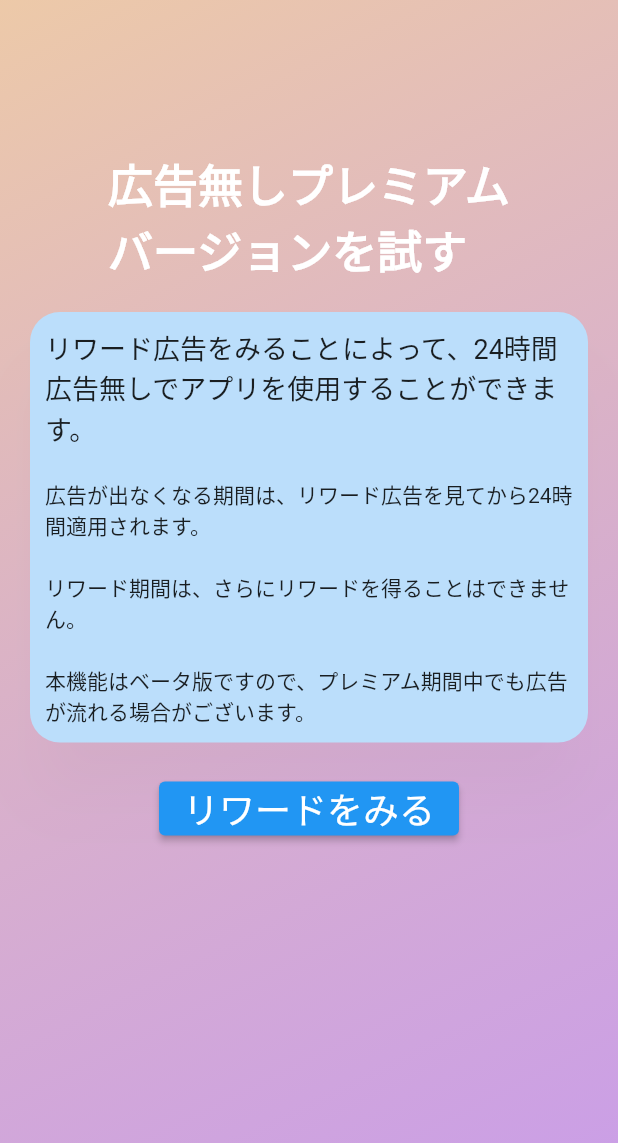
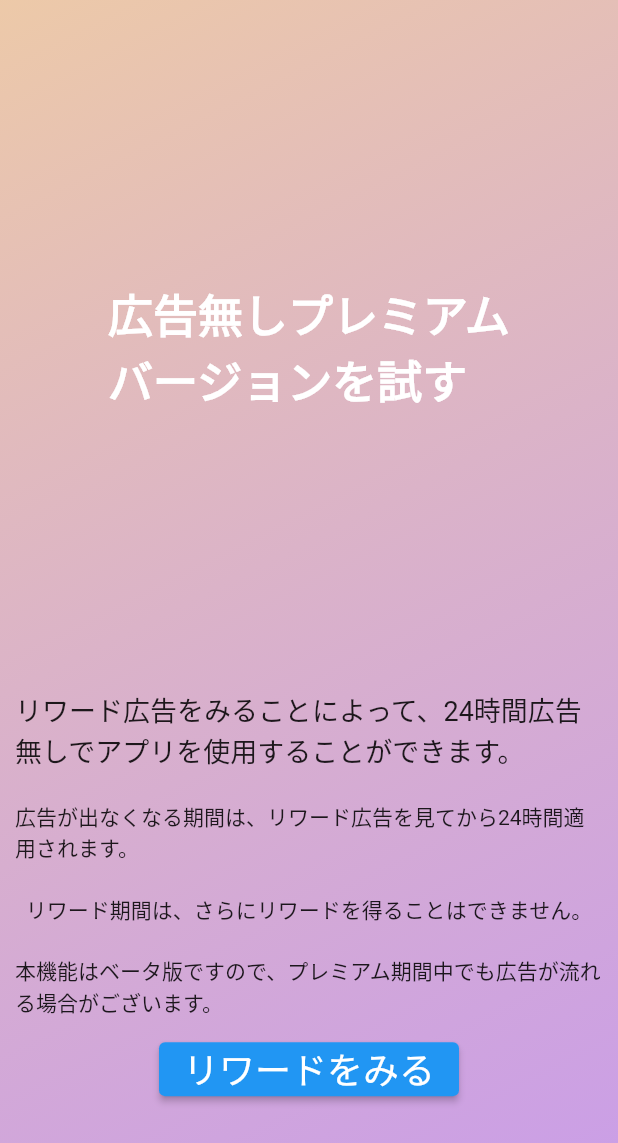
Before and after one commit to aokimakoto0322/Caldate_MobileApp, a Flutter app: the RewardView screen opened directly, on a phone screen of 412 x 824 dp. Shown: the top 1143 px of the screen. Run offline on Flutter 3.47's test engine with Material 2 defaults, Android fonts, the phone set to English and light mode, and no system bars; our stand-ins replace after_layout, fl_chart, google_fonts, google_mobile_ads, image_picker, intro_slider and 6 more; missing offline and left inert: dart:ffi, rate_my_app, sqfentity, sqfentity_gen; accounts and stored records are empty; statements that could not run were skipped.

Commit message:
デザイン変更

```diff
--- a/coldate2_0/lib/RewardView.dart
+++ b/coldate2_0/lib/RewardView.dart
@@ -43,6 +43,7 @@ class _RewardViewState extends State<RewardView> {
             )
           ),
           child: Column(
+            mainAxisAlignment: MainAxisAlignment.spaceAround,
             children: [
               Container(
                 margin: EdgeInsets.only(top: 100, left: 40, right: 40),
@@ -57,16 +58,7 @@ class _RewardViewState extends State<RewardView> {
               ),
               Column(
                 children: [
-                  Card(
-                    elevation: 20,
-                    shadowColor: Colors.black12,
-                    color: Colors.blue[100],
-                    shape: RoundedRectangleBorder(
-                      borderRadius: BorderRadius.circular(20),
-                    ),
-                    margin: EdgeInsets.all(20),
-                    child: Column(
-                      mainAxisAlignment: MainAxisAlignment.end,
+                  Column(
                     children: [
                       Center(
                         child: Container(
@@ -99,8 +91,8 @@ class _RewardViewState extends State<RewardView> {
                       ),
                     ],
                   ),
-                  ),
-                  FutureBuilder(
+                  Container(
+                    child: FutureBuilder(
                       future: getRewardtime(),
                       builder: (context, snapshot) {
                         if(snapshot.hasData){
@@ -149,8 +141,6 @@ class _RewardViewState extends State<RewardView> {
                               ),
                             );
                           }
-
-
                         }else{
                           return Center(
                             child: ElevatedButton(
@@ -167,6 +157,7 @@ class _RewardViewState extends State<RewardView> {
                           );
                         }
                       },
+                    ),
                   ),
                 ],
               ),
```
Lines whose indentation alone changed are shown as unchanged.
